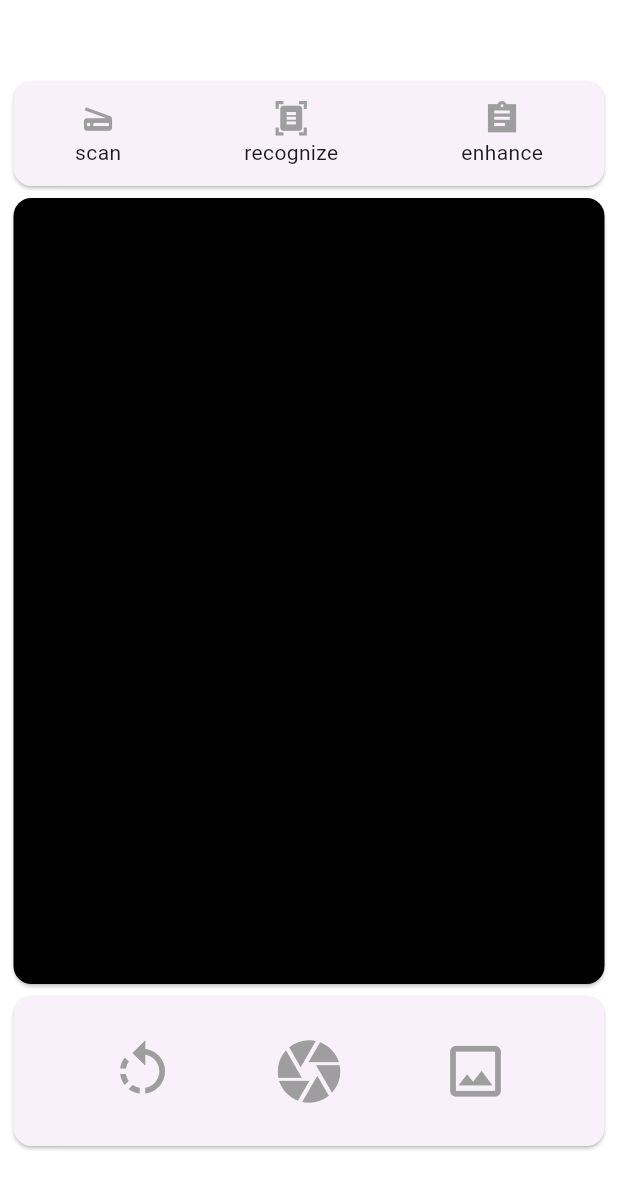
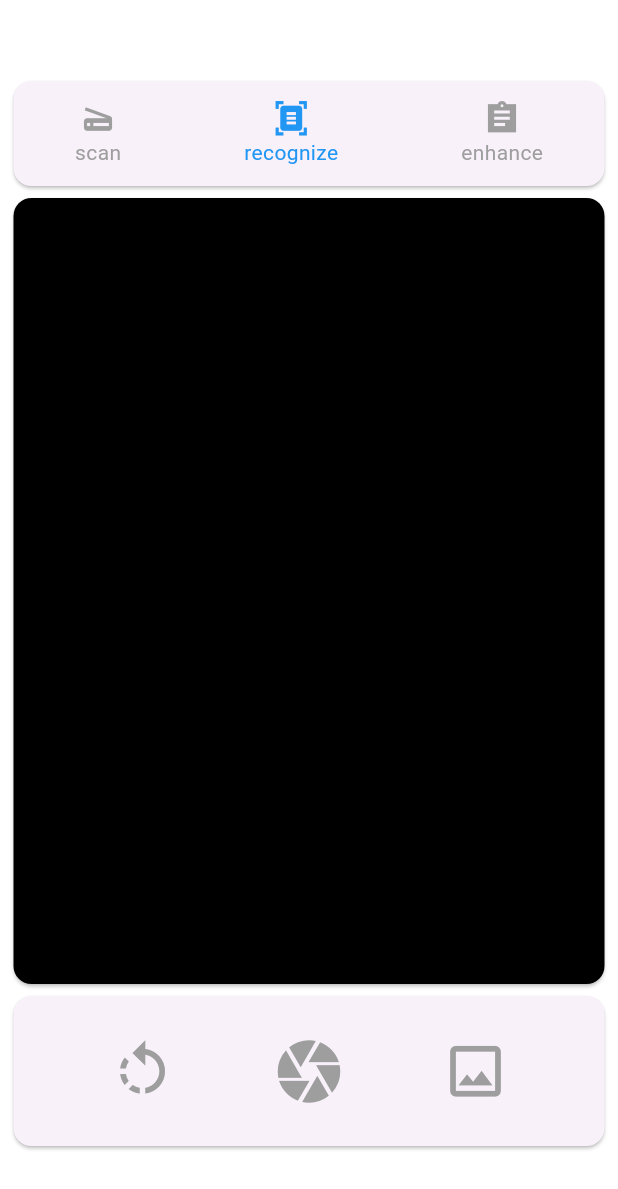
Before and after one commit to nguyenvannhat2102/-Document-Scanner-, a Flutter app: the screen it shows after launch, after a tap on "recognize", on a phone screen of 412 x 824 dp. Shown: the top 1189 px of the screen. Run offline on Flutter 3.47's test engine with Material 3 defaults, Android fonts, the phone set to English and light mode, and no system bars; our stand-ins replace image_picker; missing offline and left inert: google_mlkit_text_recognition.

Commit message:
update scan

```diff
--- a/lib/homescreen.dart
+++ b/lib/homescreen.dart
@@ -1,4 +1,9 @@
+import 'dart:io';
+
 import 'package:flutter/material.dart';
+import 'package:image_picker/image_picker.dart';
+import 'package:scanapp/recognizerscreen.dart';
+import 'package:scanapp/scanscreen.dart';
 
 class HomeScreen extends StatefulWidget {
   const HomeScreen({super.key});
@@ -8,6 +13,18 @@ class HomeScreen extends StatefulWidget {
 }
 
 class _HomeScreenState extends State<HomeScreen> {
+  late ImagePicker imagePicker;
+  bool scan = false;
+  bool recognize = true;
+  bool enhance = false;
+
+  @override
+  void initState() {
+    // TODO: implement initState
+    super.initState();
+    imagePicker = ImagePicker();
+  }
+
   @override
   Widget build(BuildContext context) {
     return Container(
@@ -22,46 +39,79 @@ class _HomeScreenState extends State<HomeScreen> {
                 mainAxisAlignment: MainAxisAlignment.spaceAround,
                 children: [
                   InkWell(
-                    child: const Column(
+                    child: Column(
                       mainAxisAlignment: MainAxisAlignment.center,
                       children: [
                         Icon(
                           Icons.scanner,
                           size: 25,
-                          color: Colors.grey,
+                          color: scan ? Colors.blue : Colors.grey,
                         ),
-                        Text("scan")
+                        Text(
+                          "scan",
+                          style: TextStyle(
+                            color: scan ? Colors.blue : Colors.grey,
+                          ),
+                        )
                       ],
                     ),
-                    onTap: () {},
+                    onTap: () {
+                      setState(() {
+                        scan = true;
+                        recognize = false;
+                        enhance = false;
+                      });
+                    },
                   ),
                   InkWell(
-                    child: const Column(
+                    child: Column(
                       mainAxisAlignment: MainAxisAlignment.center,
                       children: [
                         Icon(
                           Icons.document_scanner,
                           size: 25,
-                          color: Colors.grey,
+                          color: recognize ? Colors.blue : Colors.grey,
                         ),
-                        Text("recognize")
+                        Text(
+                          "recognize",
+                          style: TextStyle(
+                            color: recognize ? Colors.blue : Colors.grey,
+                          ),
+                        )
                       ],
                     ),
-                    onTap: () {},
+                    onTap: () {
+                      setState(() {
+                        scan = false;
+                        recognize = true;
+                        enhance = false;
+                      });
+                    },
                   ),
                   InkWell(
-                    child: const Column(
+                    child: Column(
                       mainAxisAlignment: MainAxisAlignment.center,
                       children: [
                         Icon(
                           Icons.assignment_sharp,
                           size: 25,
-                          color: Colors.grey,
+                          color: enhance ? Colors.blue : Colors.grey,
                         ),
-                        Text("enhance")
+                        Text(
+                          "enhance",
+                          style: TextStyle(
+                            color: enhance ? Colors.blue : Colors.grey,
+                          ),
+                        )
                       ],
                     ),
-                    onTap: () {},
+                    onTap: () {
+                      setState(() {
+                        scan = false;
+                        recognize = false;
+                        enhance = true;
+                      });
+                    },
                   ),
                 ],
               ),
@@ -101,7 +151,32 @@ class _HomeScreenState extends State<HomeScreen> {
                       size: 45,
                       color: Colors.grey,
                     ),
-                    onTap: () {},
+                    onTap: () async {
+                      XFile? xFile = await imagePicker.pickImage(
+                          source: ImageSource.gallery);
+                      if (xFile != null) {
+                        File image = File(xFile.path);
+                        if (recognize) {
+                          Navigator.push(
+                            context,
+                            MaterialPageRoute(
+                              builder: (context) {
+                                return RecognizerScreen(image);
+                              },
+                            ),
+                          );
+                        } else if (scan) {
+                          Navigator.push(
+                            context,
+                            MaterialPageRoute(
+                              builder: (context) {
+                                return ScanScreen(image);
+                              },
+                            ),
+                          );
+                        }
+                      }
+                    },
                   ),
                 ],
               ),
--- a/pubspec.yaml
+++ b/pubspec.yaml
@@ -30,12 +30,14 @@ environment:
 dependencies:
   flutter:
     sdk: flutter
-  image_picker: ^1.1.1
 
 
   # The following adds the Cupertino Icons font to your application.
   # Use with the CupertinoIcons class for iOS style icons.
   cupertino_icons: ^1.0.6
+  image_picker: ^1.1.1
+  google_mlkit_text_recognition: ^0.13.0
+  google_mlkit_entity_extraction: ^0.13.0
 
 dev_dependencies:
   flutter_test:
```
Also changed, not shown: lib/recognizerscreen.dart (added, +105 -0 lines), lib/scanscreen.dart (added, +105 -0 lines), pubspec.lock, 1 other file.
